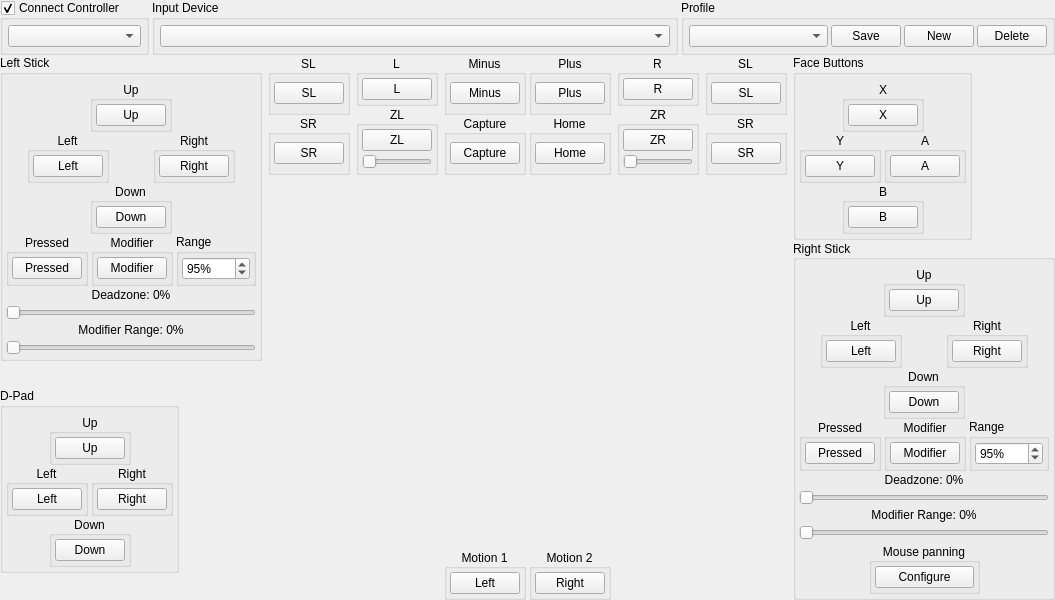
Qt form src/yuzu/configuration/configure_input_player.ui (suyu-emu/suyu-v0.0.4) before a commit.
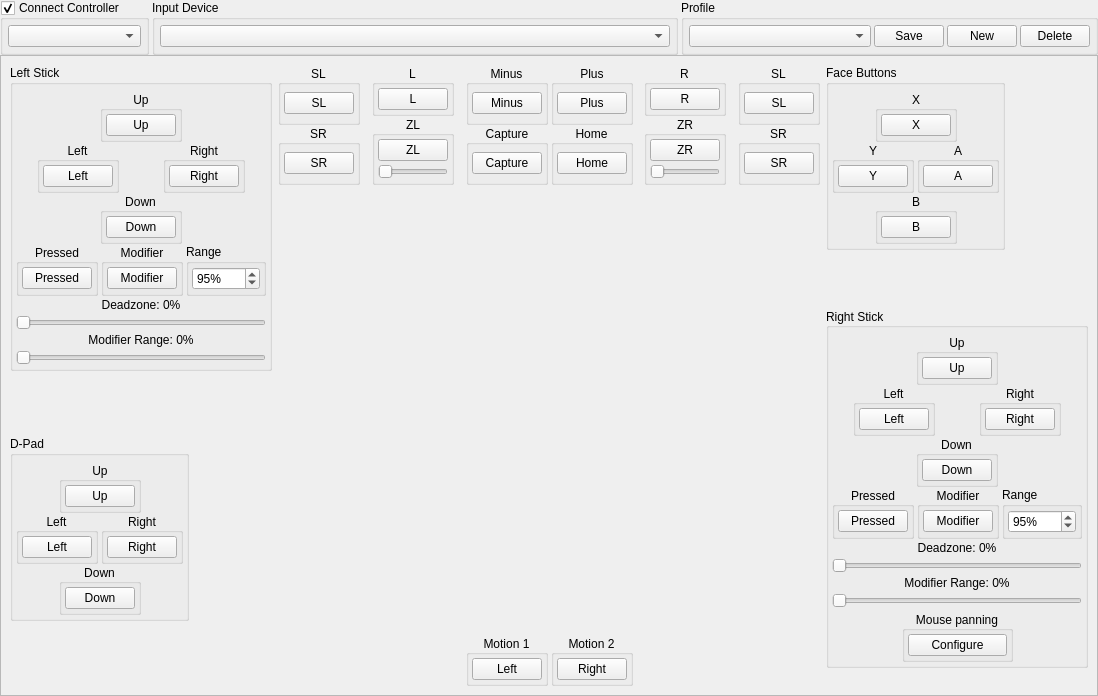
The same form after that commit. Icons and pictures are not drawn. Custom widgets are drawn as their Qt base class.

Commit message: Fixed controller UI being cut off at the bottom

Patch:
```diff
--- a/src/yuzu/configuration/configure_input_player.ui
+++ b/src/yuzu/configuration/configure_input_player.ui
@@ -6,8 +6,8 @@
    <rect>
     <x>0</x>
     <y>0</y>
-    <width>780</width>
-    <height>487</height>
+    <width>1098</width>
+    <height>696</height>
    </rect>
   </property>
   <property name="windowTitle">
@@ -216,6 +216,21 @@
       </layout>
      </item>
      <item>
+      <widget class="QScrollArea" name="scrollArea">
+       <property name="widgetResizable">
+        <bool>true</bool>
+       </property>
+       <widget class="QWidget" name="scrollAreaWidgetContents_2">
+        <property name="geometry">
+         <rect>
+          <x>0</x>
+          <y>0</y>
+          <width>1080</width>
+          <height>673</height>
+         </rect>
+        </property>
+        <layout class="QVBoxLayout" name="verticalLayout_6">
+         <item>
       <widget class="QFrame" name="bottom">
        <property name="sizePolicy">
         <sizepolicy hsizetype="Preferred" vsizetype="MinimumExpanding">
@@ -355,7 +370,7 @@
                      <widget class="QPushButton" name="buttonLStickUp">
                       <property name="minimumSize">
                        <size>
-                        <width>68</width>
+                            <width>70</width>
                         <height>0</height>
                        </size>
                       </property>
@@ -425,7 +440,7 @@
                     <widget class="QPushButton" name="buttonLStickLeft">
                      <property name="minimumSize">
                       <size>
-                       <width>68</width>
+                           <width>70</width>
                        <height>0</height>
                       </size>
                      </property>
@@ -474,7 +489,7 @@
                     <widget class="QPushButton" name="buttonLStickRight">
                      <property name="minimumSize">
                       <size>
-                       <width>68</width>
+                           <width>70</width>
                        <height>0</height>
                       </size>
                      </property>
@@ -556,7 +571,7 @@
                      <widget class="QPushButton" name="buttonLStickDown">
                       <property name="minimumSize">
                        <size>
-                        <width>68</width>
+                            <width>70</width>
                         <height>0</height>
                        </size>
                       </property>
@@ -626,7 +641,7 @@
                     <widget class="QPushButton" name="buttonLStick">
                      <property name="minimumSize">
                       <size>
-                       <width>68</width>
+                           <width>70</width>
                        <height>0</height>
                       </size>
                      </property>
@@ -675,7 +690,7 @@
                     <widget class="QPushButton" name="buttonLStickMod">
                      <property name="minimumSize">
                       <size>
-                       <width>68</width>
+                           <width>70</width>
                        <height>0</height>
                       </size>
                      </property>
@@ -828,6 +843,9 @@
              <property name="orientation">
               <enum>Qt::Vertical</enum>
              </property>
+                 <property name="sizeType">
+                  <enum>QSizePolicy::MinimumExpanding</enum>
+                 </property>
              <property name="sizeHint" stdset="0">
               <size>
                <width>20</width>
@@ -928,7 +946,7 @@
                      <widget class="QPushButton" name="buttonDpadUp">
                       <property name="minimumSize">
                        <size>
-                        <width>68</width>
+                            <width>70</width>
                         <height>0</height>
                        </size>
                       </property>
@@ -998,7 +1016,7 @@
                     <widget class="QPushButton" name="buttonDpadLeft">
                      <property name="minimumSize">
                       <size>
-                       <width>68</width>
+                           <width>70</width>
                        <height>0</height>
                       </size>
                      </property>
@@ -1047,7 +1065,7 @@
                     <widget class="QPushButton" name="buttonDpadRight">
                      <property name="minimumSize">
                       <size>
-                       <width>68</width>
+                           <width>70</width>
                        <height>0</height>
                       </size>
                      </property>
@@ -1129,7 +1147,7 @@
                      <widget class="QPushButton" name="buttonDpadDown">
                       <property name="minimumSize">
                        <size>
-                        <width>68</width>
+                            <width>70</width>
                         <height>0</height>
                        </size>
                       </property>
@@ -1187,7 +1205,7 @@
         </item>
         <item>
          <widget class="QWidget" name="bottomMiddle" native="true">
-          <layout class="QVBoxLayout" stretch="0,0,0">
+              <layout class="QVBoxLayout" name="_3" stretch="0,0,0">
            <property name="spacing">
             <number>6</number>
            </property>
@@ -1254,7 +1272,7 @@
                             <widget class="QPushButton" name="buttonSLLeft">
                               <property name="minimumSize">
                                 <size>
-                                  <width>68</width>
+                           <width>70</width>
                                   <height>0</height>
                                 </size>
                               </property>
@@ -1303,7 +1321,7 @@
                             <widget class="QPushButton" name="buttonSRLeft">
                               <property name="minimumSize">
                                 <size>
-                                  <width>68</width>
+                           <width>70</width>
                                   <height>0</height>
                                 </size>
                               </property>
@@ -1407,7 +1425,7 @@
                     <widget class="QPushButton" name="buttonL">
                      <property name="minimumSize">
                       <size>
-                       <width>68</width>
+                           <width>70</width>
                        <height>0</height>
                       </size>
                      </property>
@@ -1462,7 +1480,7 @@
                     <widget class="QPushButton" name="buttonZL">
                      <property name="minimumSize">
                       <size>
-                       <width>68</width>
+                           <width>70</width>
                        <height>0</height>
                       </size>
                      </property>
@@ -1582,7 +1600,7 @@
                     <widget class="QPushButton" name="buttonMinus">
                      <property name="minimumSize">
                       <size>
-                       <width>68</width>
+                           <width>70</width>
                        <height>0</height>
                       </size>
                      </property>
@@ -1631,7 +1649,7 @@
                     <widget class="QPushButton" name="buttonScreenshot">
                      <property name="minimumSize">
                       <size>
-                       <width>68</width>
+                           <width>70</width>
                        <height>0</height>
                       </size>
                      </property>
@@ -1701,7 +1719,7 @@
                     <widget class="QPushButton" name="buttonPlus">
                      <property name="minimumSize">
                       <size>
-                       <width>68</width>
+                           <width>70</width>
                        <height>0</height>
                       </size>
                      </property>
@@ -1750,7 +1768,7 @@
                     <widget class="QPushButton" name="buttonHome">
                      <property name="minimumSize">
                       <size>
-                       <width>68</width>
+                           <width>70</width>
                        <height>0</height>
                       </size>
                      </property>
@@ -1854,7 +1872,7 @@
                     <widget class="QPushButton" name="buttonR">
                      <property name="minimumSize">
                       <size>
-                       <width>68</width>
+                           <width>70</width>
                        <height>0</height>
                       </size>
                      </property>
@@ -1909,7 +1927,7 @@
                     <widget class="QPushButton" name="buttonZR">
                      <property name="minimumSize">
                       <size>
-                       <width>68</width>
+                           <width>70</width>
                        <height>0</height>
                       </size>
                      </property>
@@ -2029,7 +2047,7 @@
                             <widget class="QPushButton" name="buttonSLRight">
                               <property name="minimumSize">
                                 <size>
-                                  <width>68</width>
+                           <width>70</width>
                                   <height>0</height>
                                 </size>
                               </property>
@@ -2078,7 +2096,7 @@
                             <widget class="QPushButton" name="buttonSRRight">
                               <property name="minimumSize">
                                 <size>
-                                  <width>68</width>
+                           <width>70</width>
                                   <height>0</height>
                                 </size>
                               </property>
@@ -2114,7 +2132,6 @@
                 </property>
                 <property name="font">
                   <font>
-                    <weight>75</weight>
                     <bold>true</bold>
                   </font>
                 </property>
@@ -2186,7 +2203,7 @@
                  <widget class="QPushButton" name="buttonMotionLeft">
                   <property name="minimumSize">
                    <size>
-                    <width>68</width>
+                        <width>70</width>
                     <height>0</height>
                    </size>
                   </property>
@@ -2235,7 +2252,7 @@
                  <widget class="QPushButton" name="buttonMotionRight">
                   <property name="minimumSize">
                    <size>
-                    <width>68</width>
+                        <width>70</width>
                     <height>0</height>
                    </size>
                   </property>
@@ -2384,7 +2401,7 @@
                      <widget class="QPushButton" name="buttonX">
                       <property name="minimumSize">
                        <size>
-                        <width>68</width>
+                            <width>70</width>
                         <height>0</height>
                        </size>
                       </property>
@@ -2454,7 +2471,7 @@
                     <widget class="QPushButton" name="buttonY">
                      <property name="minimumSize">
                       <size>
-                       <width>68</width>
+                           <width>70</width>
                        <height>0</height>
                       </size>
                      </property>
@@ -2503,7 +2520,7 @@
                     <widget class="QPushButton" name="buttonA">
                      <property name="minimumSize">
                       <size>
-                       <width>68</width>
+                           <width>70</width>
                        <height>0</height>
                       </size>
                      </property>
@@ -2585,7 +2602,7 @@
                      <widget class="QPushButton" name="buttonB">
                       <property name="minimumSize">
                        <size>
-                        <width>68</width>
+                            <width>70</width>
                         <height>0</height>
                        </size>
                       </property>
@@ -2625,6 +2642,22 @@
              </layout>
             </widget>
            </item>
+               <item>
+                <spacer name="verticalSpacer_2">
+                 <property name="orientation">
+                  <enum>Qt::Vertical</enum>
+                 </property>
+                 <property name="sizeType">
+                  <enum>QSizePolicy::MinimumExpanding</enum>
+                 </property>
+                 <property name="sizeHint" stdset="0">
+                  <size>
+                   <width>20</width>
+                   <height>40</height>
+                  </size>
+                 </property>
+                </spacer>
+               </item>
            <item>
             <spacer name="verticalSpacerBottomRight">
              <property name="orientation">
@@ -2739,7 +2772,7 @@
                      <widget class="QPushButton" name="buttonRStickUp">
                       <property name="minimumSize">
                        <size>
-                        <width>68</width>
+                            <width>70</width>
                         <height>0</height>
                        </size>
                       </property>
@@ -2809,7 +2842,7 @@
                     <widget class="QPushButton" name="buttonRStickLeft">
                      <property name="minimumSize">
                       <size>
-                       <width>68</width>
+                           <width>70</width>
                        <height>0</height>
                       </size>
                      </property>
@@ -2858,7 +2891,7 @@
                     <widget class="QPushButton" name="buttonRStickRight">
                      <property name="minimumSize">
                       <size>
-                       <width>68</width>
+                           <width>70</width>
                        <height>0</height>
                       </size>
                      </property>
@@ -2940,7 +2973,7 @@
                      <widget class="QPushButton" name="buttonRStickDown">
                       <property name="minimumSize">
                        <size>
-                        <width>68</width>
+                            <width>70</width>
                         <height>0</height>
                        </size>
                       </property>
@@ -3010,7 +3043,7 @@
                     <widget class="QPushButton" name="buttonRStick">
                      <property name="minimumSize">
                       <size>
-                       <width>68</width>
+                           <width>70</width>
                        <height>0</height>
                       </size>
                      </property>
@@ -3059,7 +3092,7 @@
                     <widget class="QPushButton" name="buttonRStickMod">
                      <property name="minimumSize">
                       <size>
-                       <width>68</width>
+                           <width>70</width>
                        <height>0</height>
                       </size>
                      </property>
@@ -3305,6 +3338,10 @@
       </widget>
      </item>
     </layout>
+       </widget>
+      </widget>
+     </item>
+    </layout>
    </item>
   </layout>
  </widget>
```
Left out of the diff: 4 changed lines with no effect on the pictures. Lines whose indentation alone changed are shown as unchanged. The commit also changes 1 other file.
